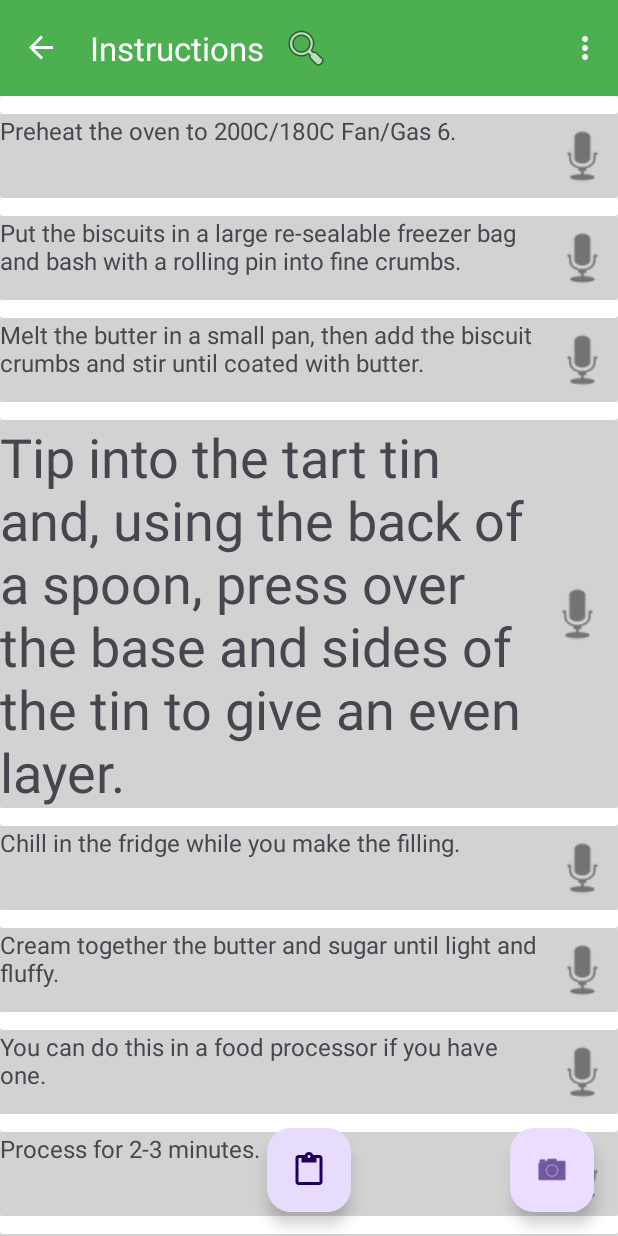
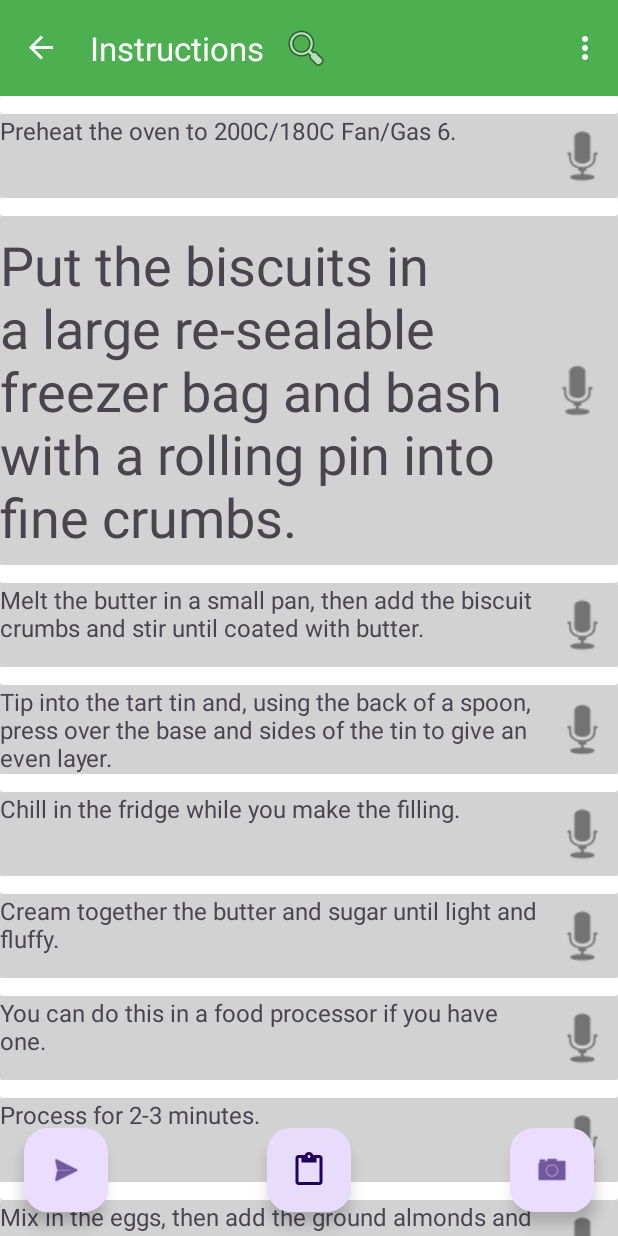
Before and after one commit to MaciejWodnicki/Cooking-App-RBW, an Android app: the RecipeStepsFragment screen opened through its navigation route, after a tap on an icon or button, on a phone screen of 412 x 824 dp. Run offline under Robolectric (Android 15) with nearby library versions, the phone set to English and light mode, and no system bars; our stand-ins replace navigation-ui; 2 other taps on this screen came first.

Commit message:
added next step advancement

```diff
--- a/app/src/main/java/com/example/cookapp/MainActivity.kt
+++ b/app/src/main/java/com/example/cookapp/MainActivity.kt
@@ -10,16 +10,11 @@ import android.widget.Toast
 import androidx.appcompat.app.AppCompatActivity
 import androidx.core.app.ActivityCompat
 import androidx.core.content.ContextCompat
-import androidx.fragment.app.ListFragment
 import androidx.navigation.findNavController
 import androidx.navigation.ui.AppBarConfiguration
 import androidx.navigation.ui.navigateUp
 import androidx.navigation.ui.setupActionBarWithNavController
-import androidx.recyclerview.widget.LinearLayoutManager
-import com.example.cookapp.adapters.ItemAdapter
 import com.example.cookapp.databinding.ActivityMainBinding
-import com.example.cookapp.fragments.RecipeStepsFragment
-import java.util.Locale
 
 
 class MainActivity : AppCompatActivity() {
--- a/app/src/main/java/com/example/cookapp/adapters/RecyclerViewAdapter.kt
+++ b/app/src/main/java/com/example/cookapp/adapters/RecyclerViewAdapter.kt
@@ -54,11 +54,11 @@ class InstructionsAdapter(
         when (holder) {
             is ViewHolder -> {
                 holder.textView.text = item
-                holder.textView.setOnClickListener { onClick(item) }
+                holder.itemView.setOnClickListener { onClick(item) }
             }
             is SpecialViewHolder -> {
                 holder.textView.text = item
-                holder.textView.setOnClickListener { onClick(item) }
+                holder.itemView.setOnClickListener { onClick(item) }
             }
         }
     }
--- a/app/src/main/java/com/example/cookapp/fragments/RecipeStepsFragment.kt
+++ b/app/src/main/java/com/example/cookapp/fragments/RecipeStepsFragment.kt
@@ -1,22 +1,21 @@
 package com.example.cookapp.fragments
 
-import LoadRecipesFromAssets
+import android.content.Intent.getIntent
 import android.os.Bundle
 import android.speech.tts.TextToSpeech
+import android.util.Log
 import android.view.LayoutInflater
 import android.view.View
 import android.view.ViewGroup
-import android.widget.Toast
 import androidx.fragment.app.Fragment
 import androidx.navigation.fragment.findNavController
 import androidx.recyclerview.widget.LinearLayoutManager
 import androidx.recyclerview.widget.RecyclerView
-import com.example.cookapp.MainActivity
 import com.example.cookapp.R
 import com.example.cookapp.adapters.InstructionsAdapter
-import com.example.cookapp.adapters.ItemAdapter
 import com.example.cookapp.databinding.RecipeGuideActivityBinding
 import com.example.cookapp.utils.GetInstructionArrayFromRecipe
+import com.example.cookapp.utils.LoadRecipesFromAssets
 import java.util.Locale
 
 class RecipeStepsFragment : Fragment() {
@@ -27,7 +26,7 @@ class RecipeStepsFragment : Fragment() {
     private lateinit var adapter: InstructionsAdapter
     private lateinit var tts: TextToSpeech
 
-    var currentStep: Int = 3
+    var currentStep: Int = 0
 
     override fun onCreateView(
         inflater: LayoutInflater, container: ViewGroup?,
@@ -58,11 +57,23 @@ class RecipeStepsFragment : Fragment() {
             isSpecial = { position -> position == currentStep }) { step ->
             speakOut(step)
         }
-        // Navigate to Recipe Details
+        recyclerView.adapter = adapter
+
+        // Navigate to Recipe Ingredients
         binding.ingredientsButton.setOnClickListener {
             findNavController().navigate(R.id.action_recipeStepsFragment_to_recipeIngredientsFragment)
         }
-        recyclerView.adapter = adapter
+
+        binding.nextStepButton.setOnClickListener {
+            currentStep++
+            adapter.notifyDataSetChanged()
+            recyclerView.smoothScrollToPosition(currentStep+6)
+
+            //read out the new step
+            recyclerView.post {
+                val viewHolder = recyclerView.findViewHolderForAdapterPosition(currentStep)?.itemView?.performClick()
+            }}
+
     }
 
     override fun onDestroyView() {
--- a/app/src/main/java/com/example/cookapp/utils/RecipeHandler.kt
+++ b/app/src/main/java/com/example/cookapp/utils/RecipeHandler.kt
@@ -1,6 +1,8 @@
 package com.example.cookapp.utils
 
+import android.content.Context
 import com.example.cookapp.models.Recipe
+import kotlinx.serialization.json.Json
 
 fun GetInstructionArrayFromRecipe(recipe:Recipe): Array<String> {
     // Read the JSON file as a string
@@ -12,3 +14,14 @@ fun GetInstructionArrayFromRecipe(recipe:Recipe): Array<String> {
     // Parse JSON string into a List of Recipe objects
     return arr
 }
+
+fun LoadRecipesFromAssets(context: Context): List<Recipe> {
+    // Read the JSON file as a string
+    val json = context.assets.open("recipes.json").bufferedReader().use { it.readText() }
+    val jsonLight = Json{
+        //ignoreUnknownKeys = true
+    }
+
+    // Parse JSON string into a List of Recipe objects
+    return jsonLight.decodeFromString(json)
+}
--- a/app/src/main/java/com/example/cookapp/utils/RecipeLoader.kt
+++ /dev/null
@@ -1,14 +0,0 @@
-import android.content.Context
-import com.example.cookapp.models.Recipe
-import kotlinx.serialization.json.Json
-
-fun LoadRecipesFromAssets(context: Context): List<Recipe> {
-    // Read the JSON file as a string
-    val json = context.assets.open("recipes.json").bufferedReader().use { it.readText() }
-    val jsonLight = Json{
-        //ignoreUnknownKeys = true
-    }
-
-    // Parse JSON string into a List of Recipe objects
-    return jsonLight.decodeFromString(json)
-}
--- a/app/src/main/res/layout/recipe_current_step.xml
+++ b/app/src/main/res/layout/recipe_current_step.xml
@@ -22,7 +22,8 @@ android:orientation="vertical">
         <TextView
             android:id="@+id/currentStepText"
             android:layout_width="361dp"
-            android:layout_height="wrap_content"
+            android:layout_height="match_parent"
+            android:paddingVertical="8sp"
             android:text="TextView"
             android:textSize="36sp" />
 
--- a/app/src/main/res/layout/recipe_guide_activity.xml
+++ b/app/src/main/res/layout/recipe_guide_activity.xml
@@ -12,19 +12,19 @@
         android:orientation="vertical">
 
         <!-- RecyclerView occupies the remaining space -->
+
         <androidx.recyclerview.widget.RecyclerView
             android:id="@+id/recyclerView"
             android:layout_width="match_parent"
-            android:layout_height="18dp"
-            android:layout_weight="1" />  <!-- Use layout_weight to fill remaining space -->
+            android:layout_height="545dp"
+            android:layout_weight="1" />
+
 
         <!-- RecyclerView occupies the remaining space -->
 
         <!-- Use layout_weight to fill remaining space -->
 
     </LinearLayout>
-
-    <!-- Floating Action Button -->
     <com.google.android.material.floatingactionbutton.FloatingActionButton
         android:id="@+id/ingredientsButton"
         android:layout_width="wrap_content"
@@ -34,4 +34,16 @@
         android:clickable="true"
         app:backgroundTint="#E8DCFD"
         app:srcCompat="?attr/actionModePasteDrawable" />
+
+    <com.google.android.material.floatingactionbutton.FloatingActionButton
+        android:id="@+id/nextStepButton"
+        android:layout_width="wrap_content"
+        android:layout_height="wrap_content"
+        android:layout_gravity="bottom|left"
+        android:layout_margin="16dp"
+        android:layout_weight="1"
+        android:clickable="true"
+        app:srcCompat="@android:drawable/ic_menu_send" />  <!-- Use layout_weight to fill remaining space -->
+
+    <!-- Floating Action Button -->
 </androidx.coordinatorlayout.widget.CoordinatorLayout>
```
